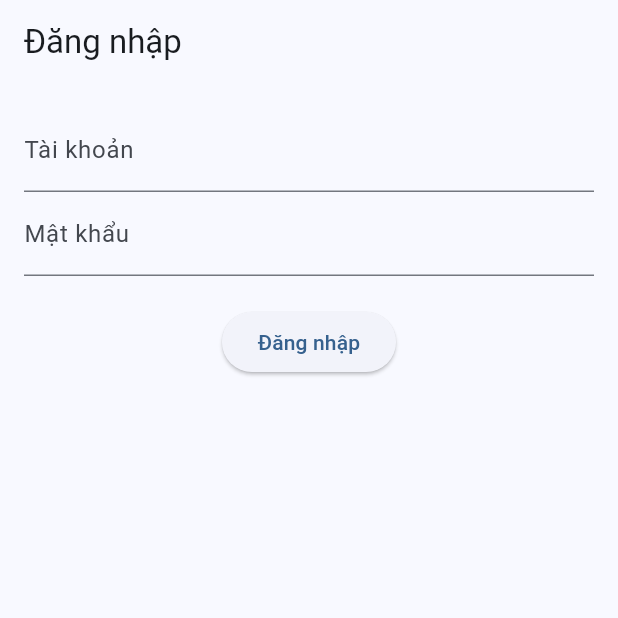
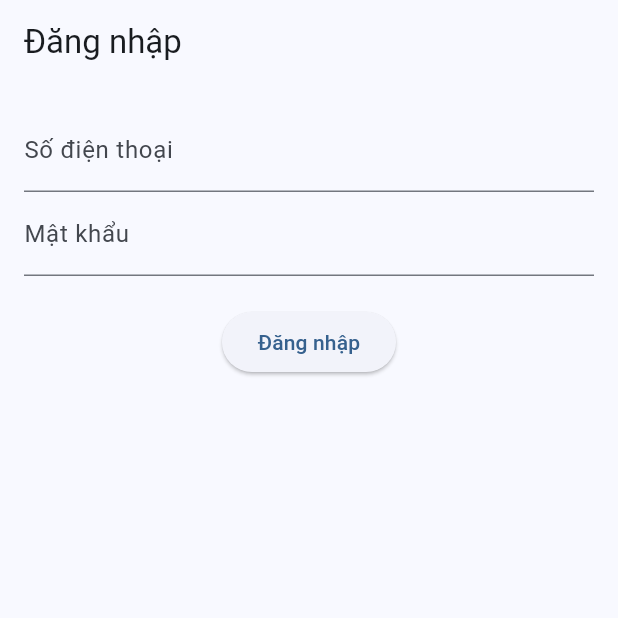
Before and after one commit to MinhTuan1804/FE_SOSBIKE_Flutter, a Flutter app: the screen it shows after launch, after a tap on "Đăng nhập", on a phone screen of 412 x 824 dp, the top half of it. Run offline on Flutter 3.47's test engine with Material 3 defaults, Android fonts, the phone set to English and light mode, and no system bars; our stand-ins replace dio, flutter_secure_storage, pretty_dio_logger; network calls fail.

Commit message:
feat: align mobile app with deployed SOSbike API
Point baseUrl to production HTTP endpoint; map login to phoneNumber and AuthResponse to accessToken; parse BE error field. Enable cleartext HTTP and INTERNET on Android for dev. Stub home posts until BE endpoint exists; README note for Windows junction path.

```diff
--- a/lib/core/network/api_exceptions.dart
+++ b/lib/core/network/api_exceptions.dart
@@ -21,8 +21,15 @@ class ApiException implements Exception {
         final statusCode = error.response?.statusCode;
         final data = error.response?.data;
         String msg = "Lỗi hệ thống ($statusCode)";
-        if (data is Map && data.containsKey('message')) {
-          msg = data['message'];
+        if (data is Map) {
+          if (data.containsKey('message')) {
+            msg = data['message'].toString();
+          } else if (data.containsKey('error')) {
+            msg = data['error'].toString();
+          } else if (data.containsKey('title') &&
+              data.containsKey('errors')) {
+            msg = data['title'].toString();
+          }
         }
         return ApiException(message: msg, statusCode: statusCode);
       case DioExceptionType.cancel:
--- a/lib/features/auth/data/repositories/auth_repository.dart
+++ b/lib/features/auth/data/repositories/auth_repository.dart
@@ -9,11 +9,11 @@ class AuthRepository {
 
   AuthRepository(this._dioClient);
 
-  Future<AuthResponse> login(String username, String password) async {
+  Future<AuthResponse> login(String phoneNumber, String password) async {
     try {
       final response = await _dioClient.dio.post(
         ApiEndpoints.login,
-        data: LoginRequest(username: username, password: password).toJson(),
+        data: LoginRequest(phoneNumber: phoneNumber, password: password).toJson(),
       );
 
       return AuthResponse.fromJson(response.data);
--- a/lib/features/auth/presentation/providers/auth_provider.dart
+++ b/lib/features/auth/presentation/providers/auth_provider.dart
@@ -21,14 +21,14 @@ class AuthProvider extends ChangeNotifier {
     notifyListeners();
   }
 
-  Future<bool> login(String username, String password) async {
+  Future<bool> login(String phoneNumber, String password) async {
     _isLoading = true;
     _errorMessage = null;
     notifyListeners();
 
     try {
-      final response = await _repository.login(username, password);
-      await _authService.saveToken(response.token);
+      final response = await _repository.login(phoneNumber, password);
+      await _authService.saveToken(response.accessToken);
       _isAuthenticated = true;
       return true;
     } catch (e) {
--- a/lib/features/auth/presentation/screens/login_screen.dart
+++ b/lib/features/auth/presentation/screens/login_screen.dart
@@ -22,8 +22,8 @@ class _LoginScreenState extends State<LoginScreen> {
 
   void _onLogin() async {
     final authProvider = context.read<AuthProvider>();
-    final success = await authProvider.login(
-      _usernameController.text,
+      final success = await authProvider.login(
+      _usernameController.text.trim(),
       _passwordController.text,
     );
 
@@ -49,7 +49,7 @@ class _LoginScreenState extends State<LoginScreen> {
           children: [
             TextField(
               controller: _usernameController,
-              decoration: const InputDecoration(labelText: 'Tài khoản'),
+              decoration: const InputDecoration(labelText: 'Số điện thoại'),
             ),
             TextField(
               controller: _passwordController,
--- a/lib/features/home/presentation/screens/home_screen.dart
+++ b/lib/features/home/presentation/screens/home_screen.dart
@@ -23,7 +23,7 @@ class _HomeScreenState extends State<HomeScreen> {
   Widget build(BuildContext context) {
     return Scaffold(
       appBar: AppBar(
-        title: const Text('Danh sách từ C# Backend'),
+        title: const Text('SOSbike'),
       ),
       body: Consumer<HomeProvider>(
         builder: (context, provider, child) {
--- a/lib/main.dart
+++ b/lib/main.dart
@@ -18,7 +18,7 @@ void main() {
 
   // 2. Khởi tạo Repositories
   final authRepository = AuthRepository(dioClient);
-  final homeRepository = HomeRepository(dioClient);
+  final homeRepository = HomeRepository();
 
   runApp(
     MultiProvider(
```
Also changed, not shown: lib/core/constants/api_endpoints.dart (+4 -5 lines), lib/features/auth/data/models/auth_models.dart (+36 -7 lines), lib/features/home/data/repositories/home_repository.dart (+4 -18 lines), lib/features/auth/data/models/auth_models.g.dart, 2 other files.
